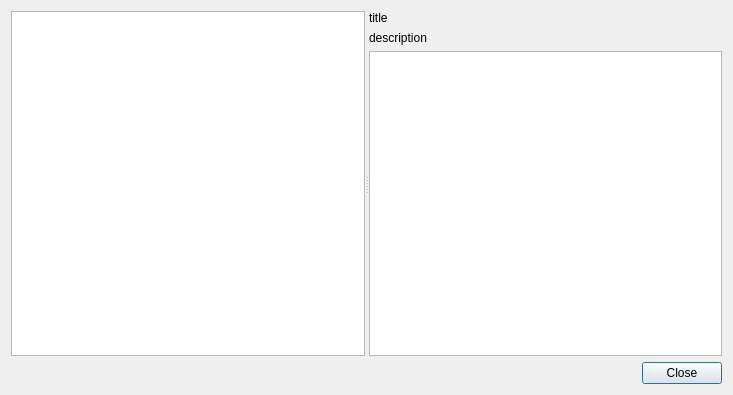
The window that src/syscall/syscallviewer.ui (mortbopet/Ripes) describes before a commit, drawn with Qt 5.
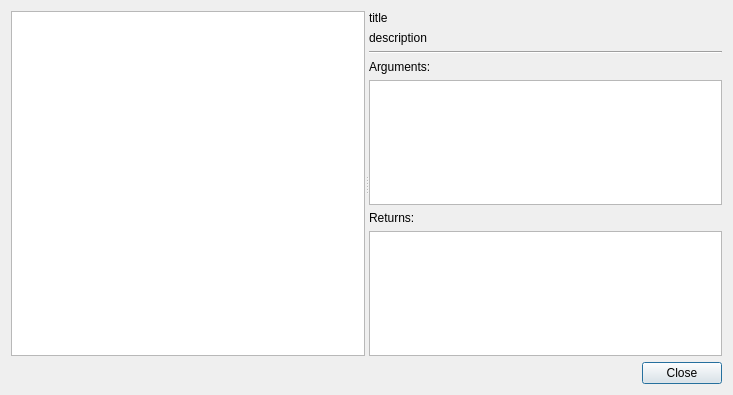
The same window after the commit.

Commit message: Add return value descriptions to syscall definitions

```diff
--- a/src/syscall/syscallviewer.ui
+++ b/src/syscall/syscallviewer.ui
@@ -46,9 +46,33 @@
          </property>
         </widget>
        </item>
+       <item>
+        <widget class="Line" name="line">
+         <property name="orientation">
+          <enum>Qt::Horizontal</enum>
+         </property>
+        </widget>
+       </item>
+       <item>
+        <widget class="QLabel" name="label_2">
+         <property name="text">
+          <string>Arguments:</string>
+         </property>
+        </widget>
+       </item>
        <item>
         <widget class="QTableWidget" name="syscallArguments"/>
        </item>
+       <item>
+        <widget class="QLabel" name="label">
+         <property name="text">
+          <string>Returns:</string>
+         </property>
+        </widget>
+       </item>
+       <item>
+        <widget class="QTableWidget" name="syscallReturns"/>
+       </item>
       </layout>
      </widget>
     </widget>
```
The commit also changes 4 other files.
